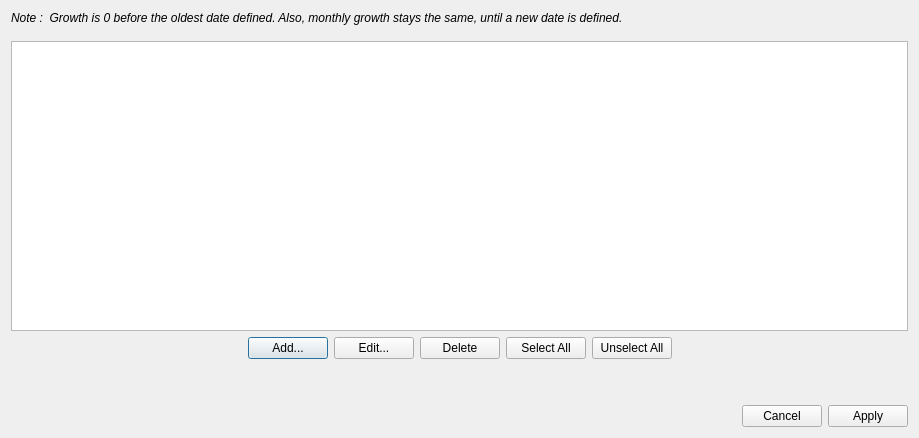
This is src/editvariablegrowthdialog.ui in redmoon1945/gbp as Qt 5 draws it before an edit. The edited form follows.
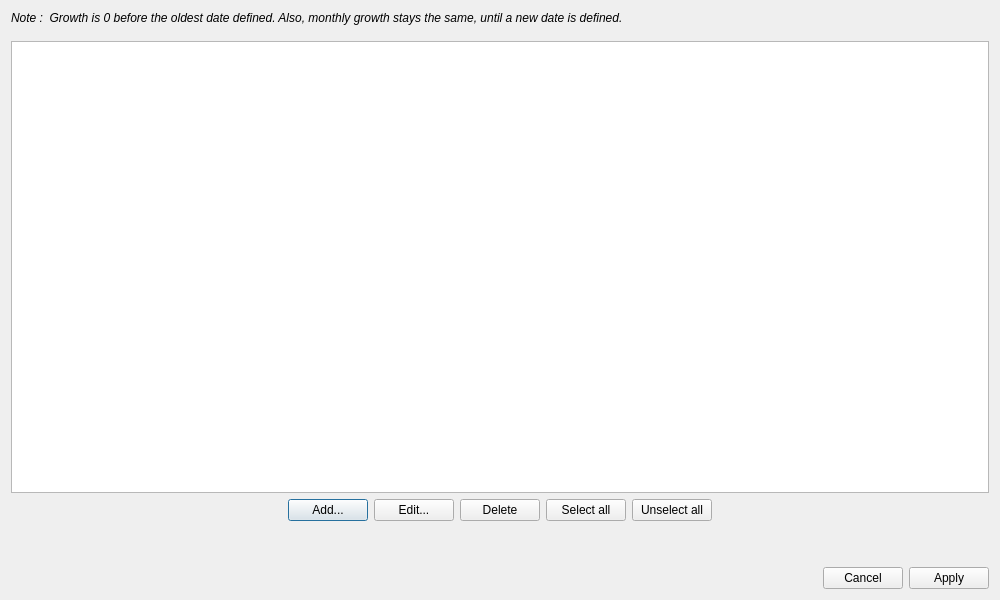
This is the edited form.

Patch:
```diff
--- a/src/editvariablegrowthdialog.ui
+++ b/src/editvariablegrowthdialog.ui
@@ -6,8 +6,8 @@
    <rect>
     <x>0</x>
     <y>0</y>
-    <width>919</width>
-    <height>438</height>
+    <width>1000</width>
+    <height>600</height>
    </rect>
   </property>
   <property name="sizePolicy">
@@ -111,14 +111,14 @@
        <item>
         <widget class="QPushButton" name="SelectAllPushButton">
          <property name="text">
-          <string>Select All</string>
+          <string>Select all</string>
          </property>
         </widget>
        </item>
        <item>
         <widget class="QPushButton" name="unselectAllPushButton">
          <property name="text">
-          <string>Unselect All</string>
+          <string>Unselect all</string>
          </property>
         </widget>
        </item>
```
Left out of the diff: 18 changed lines with no effect on the pictures.
